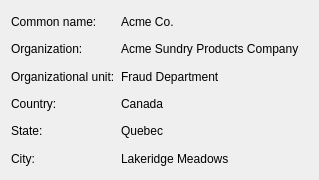
This is kio/kssl/certificateparty.ui in KDE/kdelibs as Qt 5 draws it before an edit. The edited form follows.
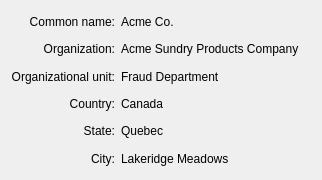
This is the edited form.

Commit message: Right-aligned labels as discussed with Celeste.

```diff
--- a/kio/kssl/certificateparty.ui
+++ b/kio/kssl/certificateparty.ui
@@ -5,7 +5,7 @@
    <rect>
     <x>0</x>
     <y>0</y>
-    <width>319</width>
+    <width>322</width>
     <height>180</height>
    </rect>
   </property>
@@ -15,6 +15,9 @@
      <property name="text" >
       <string>Common name:</string>
      </property>
+     <property name="alignment" >
+      <set>Qt::AlignRight|Qt::AlignTrailing|Qt::AlignVCenter</set>
+     </property>
     </widget>
    </item>
    <item row="0" column="1" >
@@ -42,6 +45,9 @@
      <property name="text" >
       <string>Organization:</string>
      </property>
+     <property name="alignment" >
+      <set>Qt::AlignRight|Qt::AlignTrailing|Qt::AlignVCenter</set>
+     </property>
     </widget>
    </item>
    <item row="1" column="1" >
@@ -69,6 +75,9 @@
      <property name="text" >
       <string>Organizational unit:</string>
      </property>
+     <property name="alignment" >
+      <set>Qt::AlignRight|Qt::AlignTrailing|Qt::AlignVCenter</set>
+     </property>
     </widget>
    </item>
    <item row="2" column="1" >
@@ -96,6 +105,9 @@
      <property name="text" >
       <string>Country:</string>
      </property>
+     <property name="alignment" >
+      <set>Qt::AlignRight|Qt::AlignTrailing|Qt::AlignVCenter</set>
+     </property>
     </widget>
    </item>
    <item row="3" column="1" >
@@ -123,6 +135,9 @@
      <property name="text" >
       <string>State:</string>
      </property>
+     <property name="alignment" >
+      <set>Qt::AlignRight|Qt::AlignTrailing|Qt::AlignVCenter</set>
+     </property>
     </widget>
    </item>
    <item row="4" column="1" >
@@ -150,6 +165,9 @@
      <property name="text" >
       <string>City:</string>
      </property>
+     <property name="alignment" >
+      <set>Qt::AlignRight|Qt::AlignTrailing|Qt::AlignVCenter</set>
+     </property>
     </widget>
    </item>
    <item row="5" column="1" >
```
Left out of the diff: 12 changed lines with no effect on the pictures. The commit also changes 1 other file.
